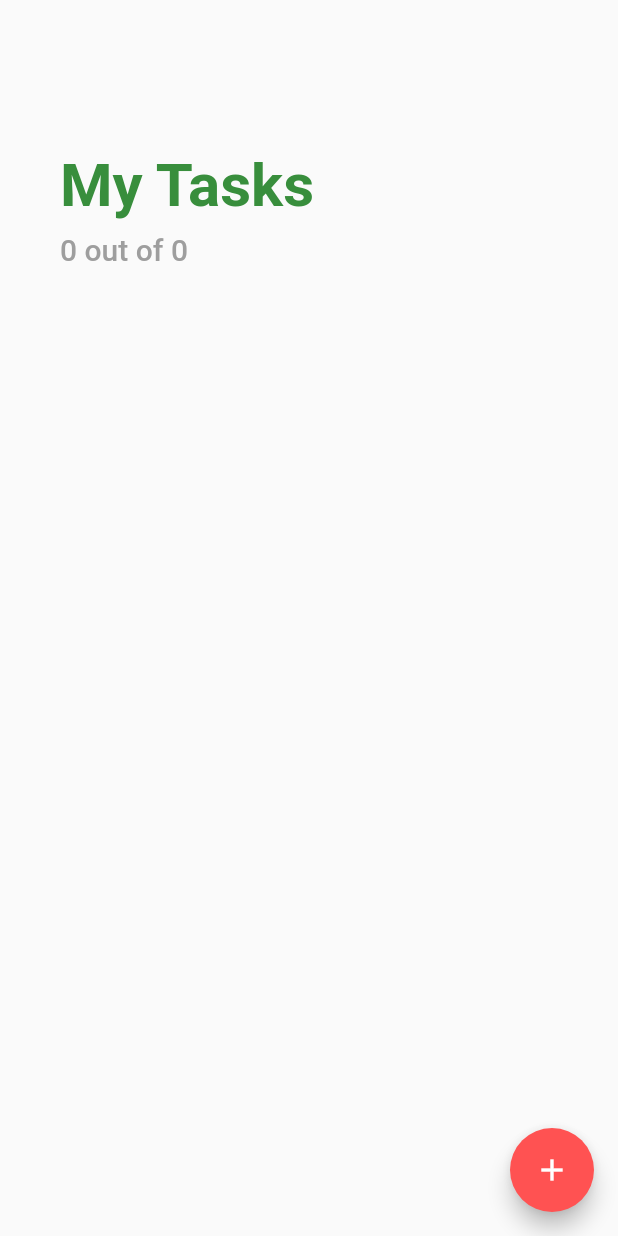
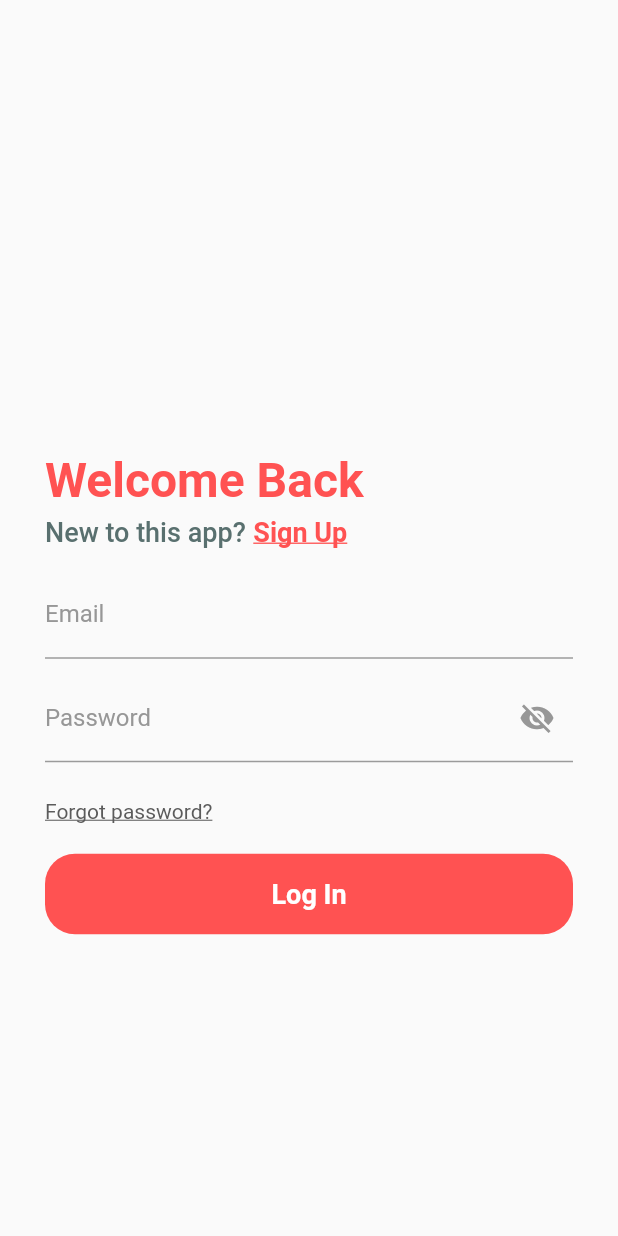
Before and after one commit to EmperorAkashi20/ToDoList, a Flutter app: the screen it shows after launch, on a phone screen of 412 x 824 dp. Run offline on Flutter 3.47's test engine with Material 2 defaults, Android fonts, the phone set to English and light mode, and no system bars; our stand-ins replace cloud_firestore, firebase_core, firebase_messaging, flutter_local_notifications, sqflite; missing offline and left inert: loading_animations; accounts and stored records are empty; Roboto replaces fonts that are missing (Nunito).

Commit message:
Login/SignUp/ForgotPass added

```diff
--- /dev/null
+++ b/lib/Login.dart
@@ -0,0 +1,117 @@
+import 'package:flutter/material.dart';
+import 'package:todo/ToDoList/TodoList.dart';
+
+import 'ResetPassword.dart';
+import 'SignUp.dart';
+import 'Theme.dart';
+import 'Widgets.dart/LoginForm.dart';
+import 'Widgets.dart/LoginOption.dart';
+import 'Widgets.dart/PrimaryButton.dart';
+
+class LogInScreen extends StatelessWidget {
+  @override
+  Widget build(BuildContext context) {
+    return Scaffold(
+      body: Center(
+        child: Padding(
+          padding: kDefaultPadding,
+          child: SingleChildScrollView(
+            child: Column(
+              crossAxisAlignment: CrossAxisAlignment.start,
+              children: [
+                SizedBox(
+                  height: 120,
+                ),
+                Text(
+                  'Welcome Back',
+                  style: titleText,
+                ),
+                SizedBox(
+                  height: 5,
+                ),
+                Row(
+                  children: [
+                    Text(
+                      'New to this app?',
+                      style: subTitle,
+                    ),
+                    SizedBox(
+                      width: 5,
+                    ),
+                    GestureDetector(
+                      onTap: () {
+                        Navigator.push(
+                          context,
+                          MaterialPageRoute(
+                            builder: (context) => SignUpScreen(),
+                          ),
+                        );
+                      },
+                      child: Text(
+                        'Sign Up',
+                        style: textButton.copyWith(
+                          decoration: TextDecoration.underline,
+                          decorationThickness: 1,
+                        ),
+                      ),
+                    ),
+                  ],
+                ),
+                SizedBox(
+                  height: 10,
+                ),
+                LogInForm(),
+                SizedBox(
+                  height: 20,
+                ),
+                GestureDetector(
+                  onTap: () {
+                    Navigator.push(
+                        context,
+                        MaterialPageRoute(
+                            builder: (context) => ResetPasswordScreen()));
+                  },
+                  child: Text(
+                    'Forgot password?',
+                    style: TextStyle(
+                      color: kZambeziColor,
+                      fontSize: 14,
+                      decoration: TextDecoration.underline,
+                      decorationThickness: 1,
+                    ),
+                  ),
+                ),
+                SizedBox(
+                  height: 20,
+                ),
+                GestureDetector(
+                  onTap: () {
+                    Navigator.of(context).pushReplacement(
+                      MaterialPageRoute(
+                        builder: (BuildContext context) => ToDoList(),
+                      ),
+                    );
+                  },
+                  child: PrimaryButton(
+                    buttonText: 'Log In',
+                  ),
+                ),
+                SizedBox(
+                  height: 20,
+                ),
+                // Text(
+                //   'Or log in with:',
+                //   style: subTitle.copyWith(color: kBlackColor),
+                // ),
+                // SizedBox(
+                //   height: 20,
+                // ),
+                // LoginOption(),
+              ],
+            ),
+          ),
+        ),
+      ),
+    );
+  }
+}
--- /dev/null
+++ b/lib/Theme.dart
@@ -0,0 +1,21 @@
+import 'package:flutter/material.dart';
+
+const kPrimaryColor = Colors.redAccent;
+const kSecondaryColor = Color(0xFF59706F);
+const kDarkGreyColor = Color(0xFFA8A8A8);
+const kWhiteColor = Color(0xFFFFFFFF);
+const kZambeziColor = Color(0xFF5B5B5B);
+const kBlackColor = Color(0xFF272726);
+const kTextFieldColor = Color(0xFF979797);
+
+const kDefaultPadding = EdgeInsets.symmetric(horizontal: 30);
+
+TextStyle titleText =
+    TextStyle(color: kPrimaryColor, fontSize: 32, fontWeight: FontWeight.w700);
+TextStyle subTitle = TextStyle(
+    color: kSecondaryColor, fontSize: 18, fontWeight: FontWeight.w500);
+TextStyle textButton = TextStyle(
+  color: kPrimaryColor,
+  fontSize: 18,
+  fontWeight: FontWeight.w700,
+);
--- /dev/null
+++ b/lib/Widgets.dart/LoginForm.dart
@@ -0,0 +1,56 @@
+import 'package:flutter/material.dart';
+
+import '../Theme.dart';
+
+class LogInForm extends StatefulWidget {
+  @override
+  _LogInFormState createState() => _LogInFormState();
+}
+
+class _LogInFormState extends State<LogInForm> {
+  bool _isObscure = true;
+  @override
+  Widget build(BuildContext context) {
+    return Column(
+      children: [
+        buildInputForm('Email', false),
+        buildInputForm('Password', true),
+      ],
+    );
+  }
+
+  Padding buildInputForm(String label, bool pass) {
+    return Padding(
+      padding: EdgeInsets.symmetric(vertical: 5),
+      child: TextFormField(
+        obscureText: pass ? _isObscure : false,
+        decoration: InputDecoration(
+            labelText: label,
+            labelStyle: TextStyle(
+              color: kTextFieldColor,
+            ),
+            focusedBorder: UnderlineInputBorder(
+              borderSide: BorderSide(color: kPrimaryColor),
+            ),
+            suffixIcon: pass
+                ? IconButton(
+                    onPressed: () {
+                      setState(() {
+                        _isObscure = !_isObscure;
+                      });
+                    },
+                    icon: _isObscure
+                        ? Icon(
+                            Icons.visibility_off,
+                            color: kTextFieldColor,
+                          )
+                        : Icon(
+                            Icons.visibility,
+                            color: kPrimaryColor,
+                          ),
+                  )
+                : null),
+      ),
+    );
+  }
+}
--- /dev/null
+++ b/lib/Widgets.dart/PrimaryButton.dart
@@ -0,0 +1,25 @@
+import 'package:flutter/material.dart';
+
+import '../Theme.dart';
+
+class PrimaryButton extends StatelessWidget {
+  final String buttonText;
+  PrimaryButton({required this.buttonText});
+  @override
+  Widget build(BuildContext context) {
+    double windowHeight = MediaQuery.of(context).size.height;
+    return Container(
+      alignment: Alignment.center,
+      height: windowHeight * 0.065,
+      width: double.infinity,
+      decoration: BoxDecoration(
+        color: Colors.redAccent,
+        borderRadius: BorderRadius.circular(20),
+      ),
+      child: Text(
+        buttonText,
+        style: textButton.copyWith(color: kWhiteColor),
+      ),
+    );
+  }
+}
--- a/lib/main.dart
+++ b/lib/main.dart
@@ -4,7 +4,7 @@ import 'package:flutter/cupertino.dart';
 import 'package:flutter/material.dart';
 import 'package:flutter/services.dart';
 import 'package:flutter_local_notifications/flutter_local_notifications.dart';
-import 'package:todo/ToDoList/TodoList.dart';
+import 'package:todo/Login.dart';
 
 GlobalKey globalKey = GlobalKey();
 GlobalKey globalKey1 = GlobalKey();
@@ -53,7 +53,7 @@ class MyApp extends StatelessWidget {
     return MaterialApp(
       theme: ThemeData(fontFamily: "Nunito"),
       debugShowCheckedModeBanner: false,
-      home: ToDoList(),
+      home: LogInScreen(),
     );
   }
 }
--- a/pubspec.yaml
+++ b/pubspec.yaml
@@ -31,6 +31,7 @@ dependencies:
   firebase_core:
   firebase_messaging:
   cloud_firestore:
+  google_fonts:
 
   # The following adds the Cupertino Icons font to your application.
   # Use with the CupertinoIcons class for iOS style icons.
@@ -51,6 +52,8 @@ flutter:
   uses-material-design: true
 
   # To add assets to your application, add an assets section, like this:
+  assets:
+    - assets/images/
   # assets:
   #   - images/a_dot_burr.jpeg
   #   - images/a_dot_ham.jpeg
```
Also changed, not shown: lib/ResetPassword.dart (added, +52 -0 lines), lib/SignUp.dart (added, +119 -0 lines), lib/Widgets.dart/Checkbox.dart (added, +50 -0 lines), lib/Widgets.dart/LoginOption.dart (added, +55 -0 lines), lib/Widgets.dart/ResetForm.dart (added, +19 -0 lines), lib/Widgets.dart/SignUpForm.dart (added, +56 -0 lines), assets/images/facebook.png (added), assets/images/google.png (added), pubspec.lock, 14 other files.
